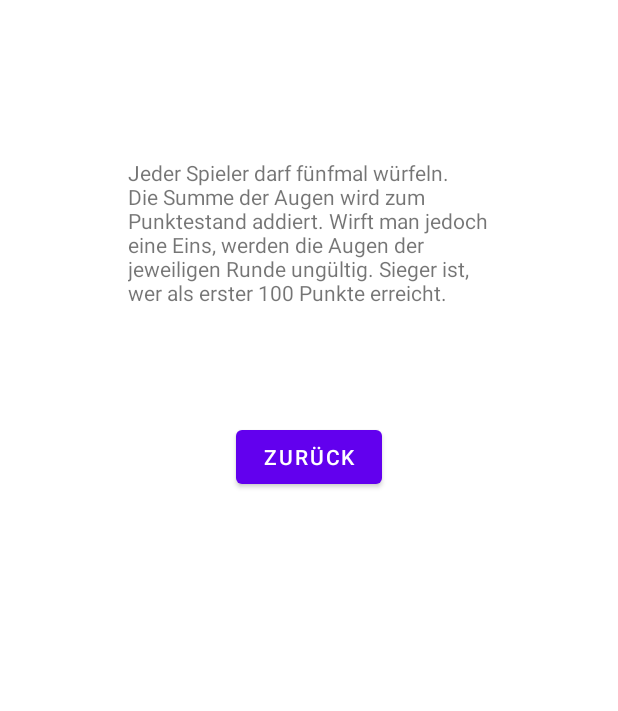
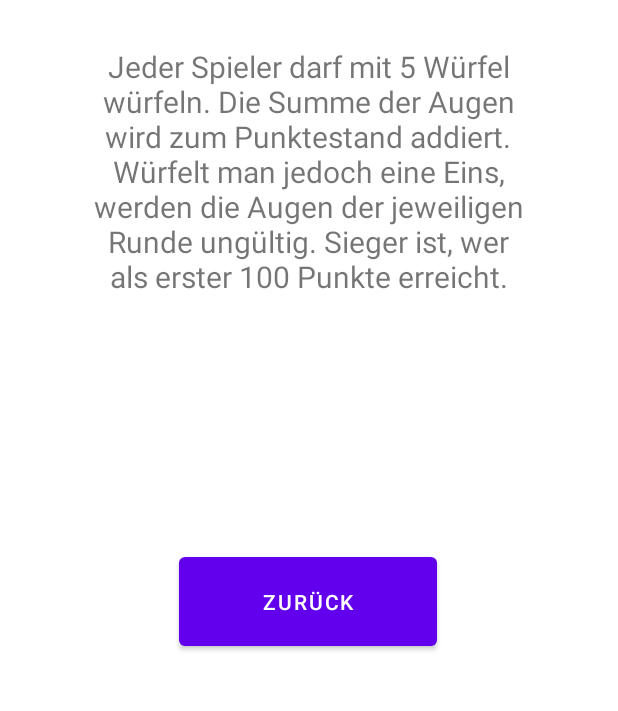
Before and after one commit to nemanja1007/dieEins, an Android app: the SpielregelnActivity screen opened directly, with no data from a screen before it, on a phone screen of 412 x 824 dp, the part 419-1130 px from its top. Run offline under Robolectric (Android 15) with nearby library versions, the phone set to English and light mode, and no system bars.

Commit message:
final comit

```diff
--- a/app/src/main/java/com/example/dieeins/MainActivity.java
+++ b/app/src/main/java/com/example/dieeins/MainActivity.java
@@ -34,7 +34,7 @@ public class MainActivity extends AppCompatActivity {
         SugarContext.init(this);
 
         //3 Benutzer hinzufügen
-        User user1 = new User("Maximilian", 30);
+        User user1 = new User("Marvin", 17);
         user1.save();
 
         int bestScore = 1000;
--- a/app/src/main/res/layout/activity_gewinner.xml
+++ b/app/src/main/res/layout/activity_gewinner.xml
@@ -12,6 +12,7 @@
         android:text="____ hat gewonnen!"
         android:textSize="40dp"
         android:textStyle="bold"
+        android:gravity="center"
         app:layout_constraintBottom_toBottomOf="parent"
         app:layout_constraintEnd_toEndOf="parent"
         app:layout_constraintStart_toStartOf="parent"
@@ -32,8 +33,8 @@
 
     <Button
         android:id="@+id/button4"
-        android:layout_width="211dp"
-        android:layout_height="73dp"
+        android:layout_width="172dp"
+        android:layout_height="71dp"
         android:layout_marginBottom="108dp"
         android:text="Nochmals Spielen"
         app:layout_constraintBottom_toBottomOf="parent"
@@ -45,6 +46,7 @@
         android:layout_width="195dp"
         android:layout_height="34dp"
         android:text="Du hast ___ Würfe benötigt."
+        android:gravity="center"
         app:layout_constraintBottom_toTopOf="@+id/button4"
         app:layout_constraintEnd_toEndOf="parent"
         app:layout_constraintStart_toStartOf="parent"
--- a/app/src/main/res/layout/activity_spielregeln.xml
+++ b/app/src/main/res/layout/activity_spielregeln.xml
@@ -10,9 +10,10 @@
         android:id="@+id/spielregelnText"
         android:layout_width="wrap_content"
         android:layout_height="wrap_content"
+        android:gravity="center"
         android:text="Spielregeln"
+        android:textSize="40dp"
         android:textStyle="bold"
-        android:textSize="40dp"
 
         app:layout_constraintBottom_toBottomOf="parent"
         app:layout_constraintHorizontal_bias="0.501"
@@ -23,22 +24,26 @@
 
     <TextView
         android:id="@+id/textView6"
-        android:layout_width="241dp"
-        android:layout_height="0dp"
-        android:layout_marginBottom="76dp"
-        android:text="Jeder Spieler darf fünfmal würfeln. Die Summe der Augen wird zum Punktestand addiert. Wirft man jedoch eine Eins, werden die Augen der jeweiligen Runde ungültig. Sieger ist, wer als erster 100 Punkte erreicht."
-        app:layout_constraintBottom_toTopOf="@+id/button3"
+        android:layout_width="293dp"
+        android:layout_height="221dp"
+        android:layout_marginTop="4dp"
+        android:gravity="center"
+        android:text="Jeder Spieler darf mit 5 Würfel würfeln. Die Summe der Augen wird zum Punktestand addiert. Würfelt man jedoch eine Eins, werden die Augen der jeweiligen Runde ungültig. Sieger ist, wer als erster 100 Punkte erreicht."
+        android:textSize="20dp"
         app:layout_constraintEnd_toEndOf="parent"
-        app:layout_constraintStart_toStartOf="parent" />
+        app:layout_constraintHorizontal_bias="0.495"
+        app:layout_constraintStart_toStartOf="parent"
+        app:layout_constraintTop_toBottomOf="@+id/textView4" />
 
     <Button
         android:id="@+id/button3"
-        android:layout_width="97dp"
-        android:layout_height="0dp"
-        android:layout_marginBottom="216dp"
+        android:layout_width="172dp"
+        android:layout_height="71dp"
+        android:layout_marginBottom="108dp"
         android:text="Zurück"
         app:layout_constraintBottom_toBottomOf="parent"
         app:layout_constraintEnd_toEndOf="parent"
+        app:layout_constraintHorizontal_bias="0.497"
         app:layout_constraintStart_toStartOf="parent" />
 
     <TextView
@@ -47,6 +52,7 @@
         android:layout_height="wrap_content"
         android:layout_marginTop="180dp"
         android:fontFamily="sans-serif-thin"
+        android:gravity="center"
         android:text="Die Böse 1"
         android:textSize="32dp"
         android:textStyle="bold"
```
Also changed, not shown: app/src/main/java/com/example/dieeins/SpielfeldActivity.java (+19 -11 lines), app/src/main/res/layout/activity_main.xml (+24 -18 lines), app/src/main/res/layout/activity_spielererfassen.xml (+8 -5 lines), app/src/main/res/layout/activity_spielfeld.xml (+8 -15 lines), app/src/main/res/drawable/icon.png (added).
